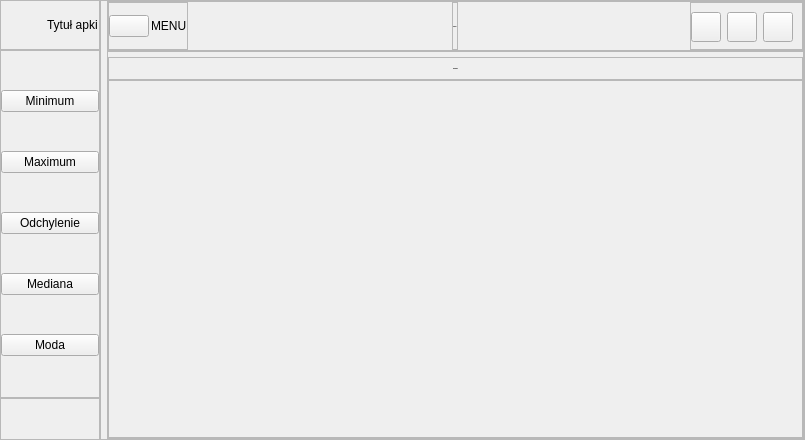
First picture: the form in resouces/main.ui, repository 11Lidia11/Python_GUI_Lidia, before the edit.
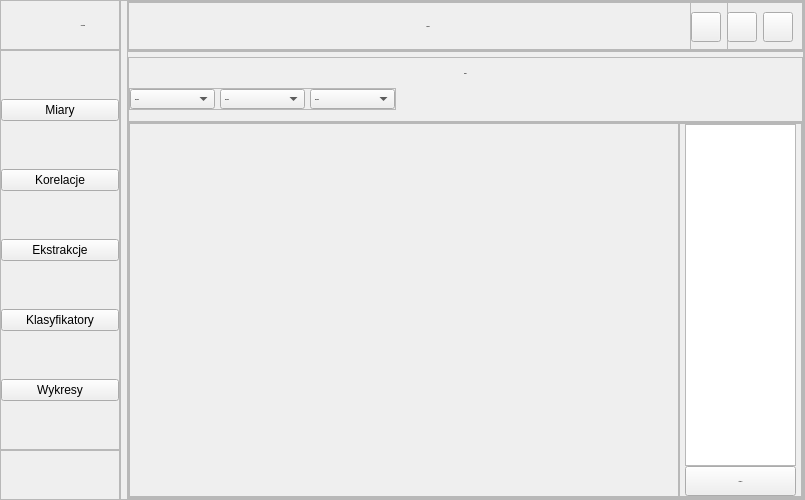
Second picture: the form after the edit. The open tabs and pages were chosen to show the change. Icons and pictures are not drawn.

Commit message: gui tylko nie wywaliłam guzików z boku

Patch:
```diff
--- a/resouces/main.ui
+++ b/resouces/main.ui
@@ -7,7 +7,7 @@
     <x>0</x>
     <y>0</y>
     <width>805</width>
-    <height>440</height>
+    <height>500</height>
    </rect>
   </property>
   <property name="minimumSize">
@@ -19,7 +19,7 @@
   <property name="maximumSize">
    <size>
     <width>805</width>
-    <height>16777215</height>
+    <height>500</height>
    </size>
   </property>
   <property name="font">
@@ -31,6 +31,9 @@
   <property name="windowTitle">
    <string>MainWindow</string>
   </property>
+  <property name="styleSheet">
+   <string notr="true"/>
+  </property>
   <widget class="QWidget" name="centralwidget">
    <property name="styleSheet">
     <string notr="true">@font-face {
@@ -117,13 +120,13 @@
         <widget class="QFrame" name="frame_3">
          <property name="minimumSize">
           <size>
-           <width>100</width>
+           <width>120</width>
            <height>50</height>
           </size>
          </property>
          <property name="maximumSize">
           <size>
-           <width>100</width>
+           <width>120</width>
            <height>50</height>
           </size>
          </property>
@@ -183,9 +186,22 @@
            </widget>
           </item>
           <item>
-           <widget class="QLabel" name="label">
+           <widget class="QLabel" name="title">
+            <property name="font">
+             <font>
+              <family>NovaFlat</family>
+              <pointsize>-1</pointsize>
+              <weight>75</weight>
+              <italic>false</italic>
+              <bold>true</bold>
+              <underline>false</underline>
+             </font>
+            </property>
             <property name="text">
-             <string>Tytuł apki</string>
+             <string>Suchotki</string>
+            </property>
+            <property name="alignment">
+             <set>Qt::AlignCenter</set>
             </property>
            </widget>
           </item>
@@ -202,16 +218,19 @@
          </property>
          <property name="minimumSize">
           <size>
-           <width>100</width>
+           <width>120</width>
            <height>0</height>
           </size>
          </property>
          <property name="maximumSize">
           <size>
-           <width>100</width>
+           <width>120</width>
            <height>16777215</height>
           </size>
          </property>
+         <property name="styleSheet">
+          <string notr="true"/>
+         </property>
          <property name="frameShape">
           <enum>QFrame::StyledPanel</enum>
          </property>
@@ -237,7 +256,7 @@
           <item>
            <widget class="QPushButton" name="pushButton">
             <property name="text">
-             <string>Minimum</string>
+             <string>Miary</string>
             </property>
             <property name="icon">
              <iconset resource="resources.qrc">
@@ -248,7 +267,7 @@
           <item>
            <widget class="QPushButton" name="pushButton_3">
             <property name="text">
-             <string>Maximum</string>
+             <string>Korelacje</string>
             </property>
             <property name="icon">
              <iconset resource="resources.qrc">
@@ -259,7 +278,7 @@
           <item>
            <widget class="QPushButton" name="pushButton_2">
             <property name="text">
-             <string>Odchylenie</string>
+             <string>Ekstrakcje</string>
             </property>
             <property name="icon">
              <iconset resource="resources.qrc">
@@ -270,7 +289,7 @@
           <item>
            <widget class="QPushButton" name="pushButton_4">
             <property name="text">
-             <string>Mediana</string>
+             <string>Klasyfikatory</string>
             </property>
             <property name="icon">
              <iconset resource="resources.qrc">
@@ -281,7 +300,7 @@
           <item>
            <widget class="QPushButton" name="pushButton_5">
             <property name="text">
-             <string>Moda</string>
+             <string>Wykresy</string>
             </property>
             <property name="icon">
              <iconset resource="resources.qrc">
@@ -296,16 +315,19 @@
         <widget class="QFrame" name="frame_5">
          <property name="minimumSize">
           <size>
-           <width>100</width>
-           <height>30</height>
+           <width>120</width>
+           <height>50</height>
           </size>
          </property>
          <property name="maximumSize">
           <size>
-           <width>100</width>
-           <height>16777215</height>
+           <width>120</width>
+           <height>50</height>
           </size>
          </property>
+         <property name="styleSheet">
+          <string notr="true">bacground-color: rgb(33,43,51,500);</string>
+         </property>
          <property name="frameShape">
           <enum>QFrame::StyledPanel</enum>
          </property>
@@ -328,43 +350,6 @@
           <property name="bottomMargin">
            <number>0</number>
           </property>
-          <item>
-           <widget class="QLabel" name="label_15">
-            <property name="minimumSize">
-             <size>
-              <width>40</width>
-              <height>40</height>
-             </size>
-            </property>
-            <property name="maximumSize">
-             <size>
-              <width>40</width>
-              <height>40</height>
-             </size>
-            </property>
-            <property name="font">
-             <font>
-              <family>NovaFlat</family>
-              <pointsize>-1</pointsize>
-              <weight>75</weight>
-              <bold>true</bold>
-             </font>
-            </property>
-            <property name="text">
-             <string/>
-            </property>
-            <property name="pixmap">
-             <pixmap resource="resources.qrc">:/icons/icons/smile.svg</pixmap>
-            </property>
-           </widget>
-          </item>
-          <item>
-           <widget class="QLabel" name="label_2">
-            <property name="text">
-             <string/>
-            </property>
-           </widget>
-          </item>
          </layout>
         </widget>
        </item>
@@ -372,7 +357,13 @@
      </widget>
     </item>
     <item>
-     <widget class="QFrame" name="frame_2">
+     <widget class="QFrame" name="right_site">
+      <property name="minimumSize">
+       <size>
+        <width>100</width>
+        <height>0</height>
+       </size>
+      </property>
       <property name="frameShape">
        <enum>QFrame::StyledPanel</enum>
       </property>
@@ -397,9 +388,15 @@
        </property>
        <item>
         <widget class="QFrame" name="header_frame">
+         <property name="minimumSize">
+          <size>
+           <width>0</width>
+           <height>50</height>
+          </size>
+         </property>
          <property name="maximumSize">
           <size>
-           <width>16777214</width>
+           <width>800</width>
            <height>50</height>
           </size>
          </property>
@@ -425,59 +422,20 @@
           <property name="bottomMargin">
            <number>0</number>
           </property>
-          <item alignment="Qt::AlignLeft">
-           <widget class="QFrame" name="frame_10">
-            <property name="frameShape">
-             <enum>QFrame::StyledPanel</enum>
-            </property>
-            <property name="frameShadow">
-             <enum>QFrame::Raised</enum>
-            </property>
-            <layout class="QHBoxLayout" name="horizontalLayout_4" stretch="0,0">
-             <property name="spacing">
-              <number>2</number>
-             </property>
-             <property name="leftMargin">
-              <number>0</number>
-             </property>
-             <property name="topMargin">
-              <number>0</number>
-             </property>
-             <property name="rightMargin">
-              <number>0</number>
-             </property>
-             <property name="bottomMargin">
-              <number>0</number>
-             </property>
-             <item>
-              <widget class="QPushButton" name="pushButton_6">
-               <property name="text">
-                <string/>
-               </property>
-               <property name="icon">
-                <iconset resource="resources.qrc">
-                 <normaloff>:/icons/icons/align-center.svg</normaloff>:/icons/icons/align-center.svg</iconset>
-               </property>
-               <property name="iconSize">
-                <size>
-                 <width>30</width>
-                 <height>30</height>
-                </size>
-               </property>
-              </widget>
-             </item>
-             <item>
-              <widget class="QLabel" name="label_6">
-               <property name="text">
-                <string>MENU</string>
-               </property>
-              </widget>
-             </item>
-            </layout>
-           </widget>
-          </item>
           <item alignment="Qt::AlignHCenter">
-           <widget class="QFrame" name="frame_11">
+           <widget class="QFrame" name="frame_title_header">
+            <property name="minimumSize">
+             <size>
+              <width>600</width>
+              <height>0</height>
+             </size>
+            </property>
+            <property name="maximumSize">
+             <size>
+              <width>600</width>
+              <height>16777215</height>
+             </size>
+            </property>
             <property name="font">
              <font>
               <family>NovaFlat</family>
@@ -527,11 +485,14 @@
                <property name="layoutDirection">
                 <enum>Qt::LeftToRight</enum>
                </property>
+               <property name="midLineWidth">
+                <number>0</number>
+               </property>
                <property name="text">
                 <string>Tablica</string>
                </property>
                <property name="alignment">
-                <set>Qt::AlignLeading|Qt::AlignLeft|Qt::AlignVCenter</set>
+                <set>Qt::AlignCenter</set>
                </property>
               </widget>
              </item>
@@ -650,7 +611,10 @@
            <number>0</number>
           </property>
           <item>
-           <widget class="QStackedWidget" name="stackedWidget">
+           <widget class="QStackedWidget" name="stacked_widget">
+            <property name="frameShape">
+             <enum>QFrame::NoFrame</enum>
+            </property>
             <property name="currentIndex">
              <number>1</number>
             </property>
@@ -687,9 +651,36 @@
                 <property name="frameShadow">
                  <enum>QFrame::Raised</enum>
                 </property>
-                <layout class="QVBoxLayout" name="verticalLayout_9">
-                 <item alignment="Qt::AlignTop">
-                  <widget class="QLabel" name="label_9">
+                <layout class="QVBoxLayout" name="verticalLayout_3">
+                 <property name="spacing">
+                  <number>0</number>
+                 </property>
+                 <property name="leftMargin">
+                  <number>0</number>
+                 </property>
+                 <property name="topMargin">
+                  <number>0</number>
+                 </property>
+                 <property name="rightMargin">
+                  <number>0</number>
+                 </property>
+                 <property name="bottomMargin">
+                  <number>11</number>
+                 </property>
+                 <item>
+                  <widget class="QLabel" name="label_miary">
+                   <property name="minimumSize">
+                    <size>
+                     <width>0</width>
+                     <height>30</height>
+                    </size>
+                   </property>
+                   <property name="maximumSize">
+                    <size>
+                     <width>16777215</width>
+                     <height>30</height>
+                    </size>
+                   </property>
                    <property name="font">
                     <font>
                      <family>NovaFlat</family>
@@ -699,13 +690,137 @@
                     </font>
                    </property>
                    <property name="text">
-                    <string>Minimum</string>
+                    <string>Miary</string>
                    </property>
                    <property name="alignment">
                     <set>Qt::AlignCenter</set>
                    </property>
                   </widget>
                  </item>
+                 <item alignment="Qt::AlignLeft">
+                  <widget class="QFrame" name="frame_miary_guziki">
+                   <property name="frameShape">
+                    <enum>QFrame::StyledPanel</enum>
+                   </property>
+                   <property name="frameShadow">
+                    <enum>QFrame::Raised</enum>
+                   </property>
+                   <layout class="QHBoxLayout" name="horizontalLayout_6">
+                    <property name="spacing">
+                     <number>5</number>
+                    </property>
+                    <property name="leftMargin">
+                     <number>0</number>
+                    </property>
+                    <property name="topMargin">
+                     <number>0</number>
+                    </property>
+                    <property name="rightMargin">
+                     <number>0</number>
+                    </property>
+                    <property name="bottomMargin">
+                     <number>0</number>
+                    </property>
+                    <item>
+                     <widget class="QComboBox" name="choose1">
+                      <property name="sizePolicy">
+                       <sizepolicy hsizetype="Preferred" vsizetype="Fixed">
+                        <horstretch>0</horstretch>
+                        <verstretch>0</verstretch>
+                       </sizepolicy>
+                      </property>
+                      <property name="minimumSize">
+                       <size>
+                        <width>85</width>
+                        <height>20</height>
+                       </size>
+                      </property>
+                      <property name="maximumSize">
+                       <size>
+                        <width>85</width>
+                        <height>20</height>
+                       </size>
+                      </property>
+                      <property name="layoutDirection">
+                       <enum>Qt::LeftToRight</enum>
+                      </property>
+                      <item>
+                       <property name="text">
+                        <string>Wybierz</string>
+                       </property>
+                      </item>
+                      <item>
+                       <property name="text">
+                        <string>Maximum</string>
+                       </property>
+                      </item>
+                      <item>
+                       <property name="text">
+                        <string>Odchylenie Standardowe</string>
+                       </property>
+                      </item>
+                      <item>
+                       <property name="text">
+                        <string>Mediana</string>
+                       </property>
+                      </item>
+                      <item>
+                       <property name="text">
+                        <string>Moda</string>
+                       </property>
+                      </item>
+                     </widget>
+                    </item>
+                    <item>
+                     <widget class="QComboBox" name="choose2">
+                      <property name="minimumSize">
+                       <size>
+                        <width>85</width>
+                        <height>20</height>
+                       </size>
+                      </property>
+                      <property name="maximumSize">
+                       <size>
+                        <width>85</width>
+                        <height>20</height>
+                       </size>
+                      </property>
+                      <item>
+                       <property name="text">
+                        <string>Wybierz</string>
+                       </property>
+                      </item>
+                     </widget>
+                    </item>
+                    <item>
+                     <widget class="QComboBox" name="choose3">
+                      <property name="minimumSize">
+                       <size>
+                        <width>85</width>
+                        <height>20</height>
+                       </size>
+                      </property>
+                      <property name="maximumSize">
+                       <size>
+                        <width>85</width>
+                        <height>20</height>
+                       </size>
+                      </property>
+                      <item>
+                       <property name="text">
+                        <string>Wybierz</string>
+                       </property>
+                      </item>
+                      <item>
+                       <property name="text">
+                        <string>Wybierz</string>
+                       </property>
+                      </item>
+                     </widget>
+                    </item>
+                   </layout>
+                  </widget>
+                 </item>
                 </layout>
                </widget>
               </item>
@@ -723,7 +838,102 @@
                 <property name="frameShadow">
                  <enum>QFrame::Raised</enum>
                 </property>
-                <layout class="QGridLayout" name="gridLayout"/>
+                <layout class="QHBoxLayout" name="horizontalLayout_7">
+                 <property name="spacing">
+                  <number>0</number>
+                 </property>
+                 <property name="leftMargin">
+                  <number>0</number>
+                 </property>
+                 <property name="topMargin">
+                  <number>0</number>
+                 </property>
+                 <property name="rightMargin">
+                  <number>0</number>
+                 </property>
+                 <property name="bottomMargin">
+                  <number>0</number>
+                 </property>
+                 <item>
+                  <widget class="QFrame" name="frame_miary_wynik_">
+                   <property name="minimumSize">
+                    <size>
+                     <width>550</width>
+                     <height>0</height>
+                    </size>
+                   </property>
+                   <property name="maximumSize">
+                    <size>
+                     <width>550</width>
+                     <height>16777215</height>
+                    </size>
+                   </property>
+                   <property name="frameShape">
+                    <enum>QFrame::StyledPanel</enum>
+                   </property>
+                   <property name="frameShadow">
+                    <enum>QFrame::Raised</enum>
+                   </property>
+                  </widget>
+                 </item>
+                 <item>
+                  <widget class="QFrame" name="frame_miary_checkbox">
+                   <property name="frameShape">
+                    <enum>QFrame::StyledPanel</enum>
+                   </property>
+                   <property name="frameShadow">
+                    <enum>QFrame::Raised</enum>
+                   </property>
+                   <layout class="QVBoxLayout" name="verticalLayout_4">
+                    <property name="spacing">
+                     <number>0</number>
+                    </property>
+                    <property name="leftMargin">
+                     <number>5</number>
+                    </property>
+                    <property name="topMargin">
+                     <number>0</number>
+                    </property>
+                    <property name="rightMargin">
+                     <number>5</number>
+                    </property>
+                    <property name="bottomMargin">
+                     <number>0</number>
+                    </property>
+                    <item>
+                     <widget class="QListWidget" name="listWidget"/>
+                    </item>
+                    <item>
+                     <widget class="QPushButton" name="create">
+                      <property name="minimumSize">
+                       <size>
+                        <width>0</width>
+                        <height>30</height>
+                       </size>
+                      </property>
+                      <property name="maximumSize">
+                       <size>
+                        <width>16777215</width>
+                        <height>30</height>
+                       </size>
+                      </property>
+                      <property name="font">
+                       <font>
+                        <family>NovaFlat</family>
+                        <pointsize>-1</pointsize>
+                        <weight>75</weight>
+                        <bold>true</bold>
+                       </font>
+                      </property>
+                      <property name="text">
+                       <string>Utwórz</string>
+                      </property>
+                     </widget>
+                    </item>
+                   </layout>
+                  </widget>
+                 </item>
+                </layout>
                </widget>
               </item>
              </layout>
```
Left out of the diff: 222 changed lines with no effect on the pictures. The commit also changes 2 other files.
